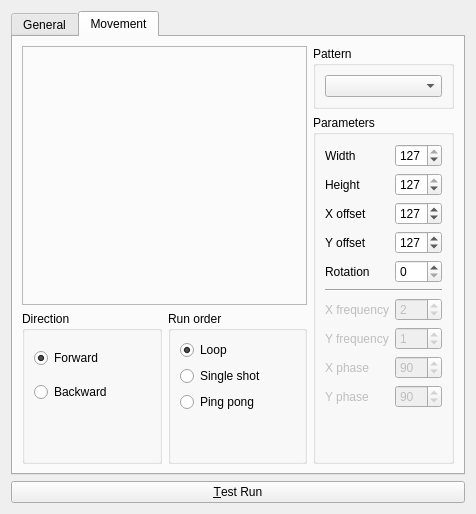
Above: ui/src/efxeditor.ui from mcallegari/qlcplus before the change. Below: the same form after it.
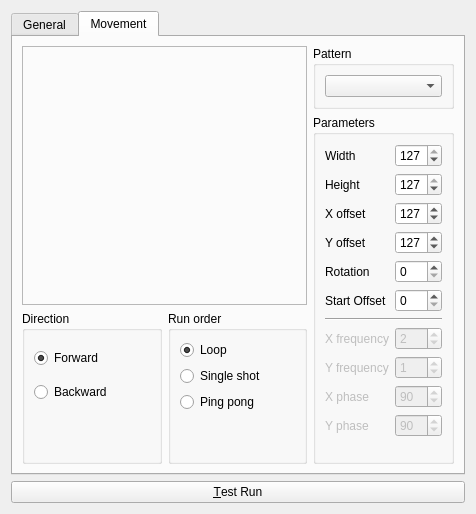
That is the form after the change. The open tabs and pages were chosen to show the change. Icons and pictures are not drawn.

Commit message:
Add start offset to EFX.
Start offset allows to start the movement in any point of the path and complements the rotation parameter
for asymmetric patterns.

```diff
--- a/ui/src/efxeditor.ui
+++ b/ui/src/efxeditor.ui
@@ -276,6 +276,13 @@
           <string>Parameters</string>
          </property>
          <layout class="QGridLayout" name="gridLayout">
+          <item row="6" column="0" colspan="2">
+           <widget class="Line" name="line_2">
+            <property name="orientation">
+             <enum>Qt::Horizontal</enum>
+            </property>
+           </widget>
+          </item>
           <item row="0" column="0">
            <widget class="QLabel" name="m_widthLabel">
             <property name="text">
@@ -373,7 +380,7 @@
             </property>
            </widget>
           </item>
-          <item row="7" column="0">
+          <item row="8" column="0">
            <widget class="QLabel" name="m_xFrequencyLabel">
             <property name="enabled">
              <bool>false</bool>
@@ -383,7 +390,7 @@
             </property>
            </widget>
           </item>
-          <item row="7" column="1">
+          <item row="8" column="1">
            <widget class="QSpinBox" name="m_xFrequencySpin">
             <property name="enabled">
              <bool>false</bool>
@@ -399,7 +406,7 @@
             </property>
            </widget>
           </item>
-          <item row="8" column="0">
+          <item row="9" column="0">
            <widget class="QLabel" name="m_yFrequencyLabel">
             <property name="enabled">
              <bool>false</bool>
@@ -409,7 +416,7 @@
             </property>
            </widget>
           </item>
-          <item row="8" column="1">
+          <item row="9" column="1">
            <widget class="QSpinBox" name="m_yFrequencySpin">
             <property name="enabled">
              <bool>false</bool>
@@ -425,7 +432,7 @@
             </property>
            </widget>
           </item>
-          <item row="9" column="0">
+          <item row="10" column="0">
            <widget class="QLabel" name="m_xPhaseLabel">
             <property name="enabled">
              <bool>false</bool>
@@ -435,7 +442,7 @@
             </property>
            </widget>
           </item>
-          <item row="9" column="1">
+          <item row="10" column="1">
            <widget class="QSpinBox" name="m_xPhaseSpin">
             <property name="enabled">
              <bool>false</bool>
@@ -451,7 +458,7 @@
             </property>
            </widget>
           </item>
-          <item row="10" column="0">
+          <item row="11" column="0">
            <widget class="QLabel" name="m_yPhaseLabel">
             <property name="enabled">
              <bool>false</bool>
@@ -461,30 +468,7 @@
             </property>
            </widget>
           </item>
-          <item row="10" column="1">
-           <widget class="QSpinBox" name="m_yPhaseSpin">
-            <property name="enabled">
-             <bool>false</bool>
-            </property>
-            <property name="toolTip">
-             <string>Lissajous pattern's Y phase</string>
-            </property>
-            <property name="maximum">
-             <number>360</number>
-            </property>
-            <property name="value">
-             <number>90</number>
-            </property>
-           </widget>
-          </item>
-          <item row="5" column="0" colspan="2">
-           <widget class="Line" name="line_2">
-            <property name="orientation">
-             <enum>Qt::Horizontal</enum>
-            </property>
-           </widget>
-          </item>
-          <item row="11" column="0" colspan="2">
+          <item row="12" column="0" colspan="2">
            <spacer name="verticalSpacer_4">
             <property name="orientation">
              <enum>Qt::Vertical</enum>
@@ -497,6 +481,39 @@
             </property>
            </spacer>
           </item>
+          <item row="11" column="1">
+           <widget class="QSpinBox" name="m_yPhaseSpin">
+            <property name="enabled">
+             <bool>false</bool>
+            </property>
+            <property name="toolTip">
+             <string>Lissajous pattern's Y phase</string>
+            </property>
+            <property name="maximum">
+             <number>360</number>
+            </property>
+            <property name="value">
+             <number>90</number>
+            </property>
+           </widget>
+          </item>
+          <item row="5" column="1">
+           <widget class="QSpinBox" name="m_startOffsetSpin">
+            <property name="maximum">
+             <number>359</number>
+            </property>
+           </widget>
+          </item>
+          <item row="5" column="0">
+           <widget class="QLabel" name="m_startOffsetLabel">
+            <property name="text">
+             <string>Start Offset</string>
+            </property>
+            <property name="textFormat">
+             <enum>Qt::AutoText</enum>
+            </property>
+           </widget>
+          </item>
          </layout>
         </widget>
        </item>
```
Left out of the diff: 5 changed lines with no effect on the pictures. The commit also changes 10 other files.
